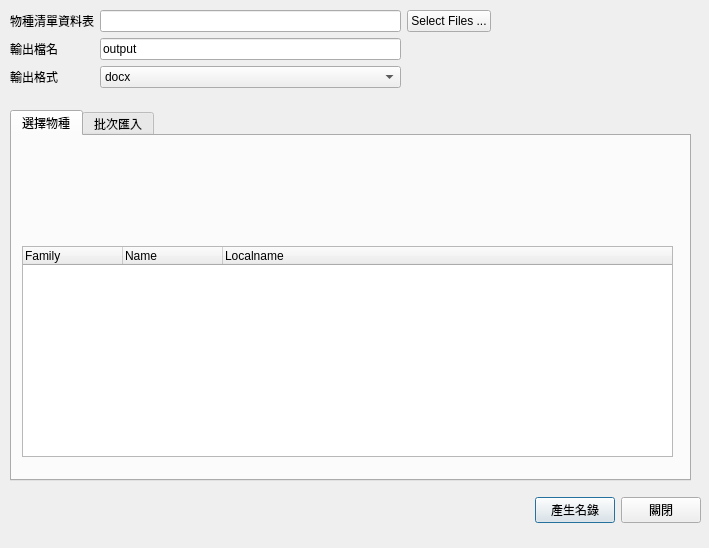
First picture: the form in sandbox/ui/namegen.ui, repository TaiBON/checklister, before the edit.
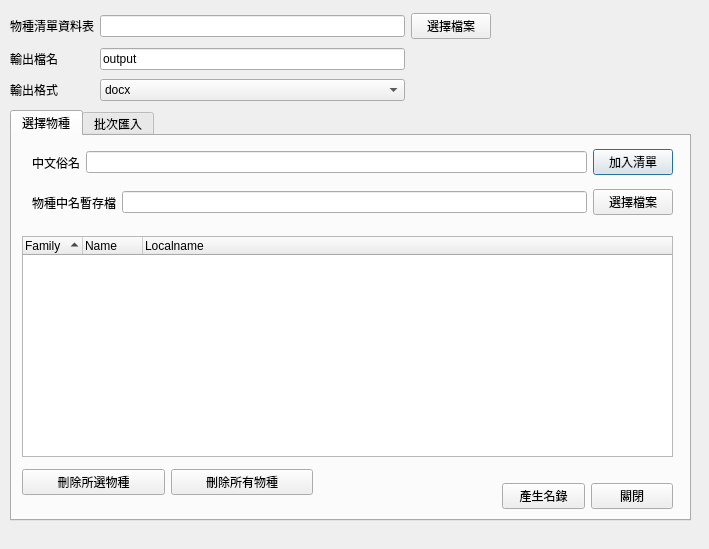
Second picture: the form after the edit.

Commit message: 新增可一個個選擇物種(QCompletion 自動補齊)

Diff of the .ui file:
```diff
--- a/sandbox/ui/namegen.ui
+++ b/sandbox/ui/namegen.ui
@@ -7,58 +7,19 @@
     <x>0</x>
     <y>0</y>
     <width>709</width>
-    <height>548</height>
+    <height>549</height>
    </rect>
   </property>
   <property name="windowTitle">
    <string>物種名錄產生器 namelist generator</string>
   </property>
-  <widget class="QWidget" name="horizontalLayoutWidget">
-   <property name="geometry">
-    <rect>
-     <x>260</x>
-     <y>490</y>
-     <width>441</width>
-     <height>41</height>
-    </rect>
-   </property>
-   <layout class="QHBoxLayout" name="horizontalLayout">
-    <item>
-     <spacer name="horizontalSpacer">
-      <property name="orientation">
-       <enum>Qt::Horizontal</enum>
-      </property>
-      <property name="sizeHint" stdset="0">
-       <size>
-        <width>40</width>
-        <height>20</height>
-       </size>
-      </property>
-     </spacer>
-    </item>
-    <item>
-     <widget class="QPushButton" name="butGenerate">
-      <property name="text">
-       <string>產生名錄</string>
-      </property>
-     </widget>
-    </item>
-    <item>
-     <widget class="QPushButton" name="butClose">
-      <property name="text">
-       <string>關閉</string>
-      </property>
-     </widget>
-    </item>
-   </layout>
-  </widget>
   <widget class="QTabWidget" name="tabWidget">
    <property name="geometry">
     <rect>
      <x>10</x>
      <y>110</y>
      <width>681</width>
-     <height>371</height>
+     <height>411</height>
     </rect>
    </property>
    <property name="currentIndex">
@@ -72,17 +33,38 @@
      <property name="geometry">
       <rect>
        <x>10</x>
-       <y>110</y>
+       <y>100</y>
        <width>651</width>
-       <height>211</height>
+       <height>221</height>
       </rect>
      </property>
      <property name="alternatingRowColors">
       <bool>true</bool>
      </property>
+     <property name="selectionMode">
+      <enum>QAbstractItemView::MultiSelection</enum>
+     </property>
+     <property name="indentation">
+      <number>10</number>
+     </property>
      <property name="rootIsDecorated">
       <bool>false</bool>
      </property>
+     <attribute name="headerVisible">
+      <bool>true</bool>
+     </attribute>
+     <attribute name="headerDefaultSectionSize">
+      <number>60</number>
+     </attribute>
+     <attribute name="headerHighlightSections">
+      <bool>true</bool>
+     </attribute>
+     <attribute name="headerMinimumSectionSize">
+      <number>2</number>
+     </attribute>
+     <attribute name="headerShowSortIndicator" stdset="0">
+      <bool>true</bool>
+     </attribute>
      <column>
       <property name="text">
        <string>Family</string>
@@ -99,6 +81,116 @@
       </property>
      </column>
     </widget>
+    <widget class="QWidget" name="horizontalLayoutWidget_3">
+     <property name="geometry">
+      <rect>
+       <x>20</x>
+       <y>10</y>
+       <width>641</width>
+       <height>33</height>
+      </rect>
+     </property>
+     <layout class="QHBoxLayout" name="horizontalLayout_3">
+      <item>
+       <widget class="QLabel" name="label_5">
+        <property name="text">
+         <string>中文俗名</string>
+        </property>
+       </widget>
+      </item>
+      <item>
+       <widget class="QLineEdit" name="lineSpecies"/>
+      </item>
+      <item>
+       <widget class="QPushButton" name="butAddToTree">
+        <property name="text">
+         <string>加入清單</string>
+        </property>
+       </widget>
+      </item>
+     </layout>
+    </widget>
+    <widget class="QWidget" name="horizontalLayoutWidget_4">
+     <property name="geometry">
+      <rect>
+       <x>490</x>
+       <y>340</y>
+       <width>171</width>
+       <height>41</height>
+      </rect>
+     </property>
+     <layout class="QHBoxLayout" name="horizontalLayout_4">
+      <item>
+       <widget class="QPushButton" name="butGenerateSp">
+        <property name="text">
+         <string>產生名錄</string>
+        </property>
+       </widget>
+      </item>
+      <item>
+       <widget class="QPushButton" name="butClose1">
+        <property name="text">
+         <string>關閉</string>
+        </property>
+       </widget>
+      </item>
+     </layout>
+    </widget>
+    <widget class="QWidget" name="horizontalLayoutWidget">
+     <property name="geometry">
+      <rect>
+       <x>10</x>
+       <y>330</y>
+       <width>291</width>
+       <height>32</height>
+      </rect>
+     </property>
+     <layout class="QHBoxLayout" name="horizontalLayout">
+      <item>
+       <widget class="QPushButton" name="butDeleteSelection">
+        <property name="text">
+         <string>刪除所選物種</string>
+        </property>
+       </widget>
+      </item>
+      <item>
+       <widget class="QPushButton" name="butDeleteAll">
+        <property name="text">
+         <string>刪除所有物種</string>
+        </property>
+       </widget>
+      </item>
+     </layout>
+    </widget>
+    <widget class="QWidget" name="horizontalLayoutWidget_6">
+     <property name="geometry">
+      <rect>
+       <x>20</x>
+       <y>50</y>
+       <width>641</width>
+       <height>33</height>
+      </rect>
+     </property>
+     <layout class="QHBoxLayout" name="horizontalLayout_6">
+      <item>
+       <widget class="QLabel" name="label_6">
+        <property name="text">
+         <string>物種中名暫存檔</string>
+        </property>
+       </widget>
+      </item>
+      <item>
+       <widget class="QLineEdit" name="lineTempFile"/>
+      </item>
+      <item>
+       <widget class="QPushButton" name="butSelectTempFile">
+        <property name="text">
+         <string>選擇檔案</string>
+        </property>
+       </widget>
+      </item>
+     </layout>
+    </widget>
    </widget>
    <widget class="QWidget" name="tabBatch">
     <attribute name="title">
@@ -127,7 +219,33 @@
       <item>
        <widget class="QPushButton" name="butSlist">
         <property name="text">
-         <string>Select Files ...</string>
+         <string>選擇檔案</string>
+        </property>
+       </widget>
+      </item>
+     </layout>
+    </widget>
+    <widget class="QWidget" name="horizontalLayoutWidget_5">
+     <property name="geometry">
+      <rect>
+       <x>490</x>
+       <y>330</y>
+       <width>171</width>
+       <height>41</height>
+      </rect>
+     </property>
+     <layout class="QHBoxLayout" name="horizontalLayout_5">
+      <item>
+       <widget class="QPushButton" name="butGenerate">
+        <property name="text">
+         <string>產生名錄</string>
+        </property>
+       </widget>
+      </item>
+      <item>
+       <widget class="QPushButton" name="butClose">
+        <property name="text">
+         <string>關閉</string>
         </property>
        </widget>
       </item>
@@ -141,7 +259,7 @@
      <x>10</x>
      <y>10</y>
      <width>481</width>
-     <height>81</height>
+     <height>94</height>
     </rect>
    </property>
    <layout class="QGridLayout" name="gridLayout_2">
@@ -172,7 +290,7 @@
     <item row="0" column="2">
      <widget class="QPushButton" name="butBlist">
       <property name="text">
-       <string>Select Files ...</string>
+       <string>選擇檔案</string>
       </property>
      </widget>
     </item>
```
Left out of the diff: 24 changed lines with no effect on the pictures. The commit also changes 2 other files.
